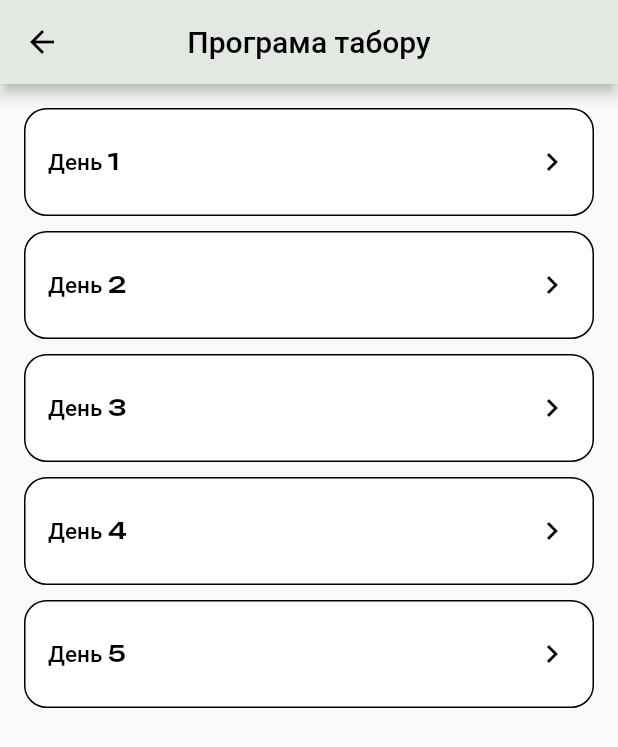
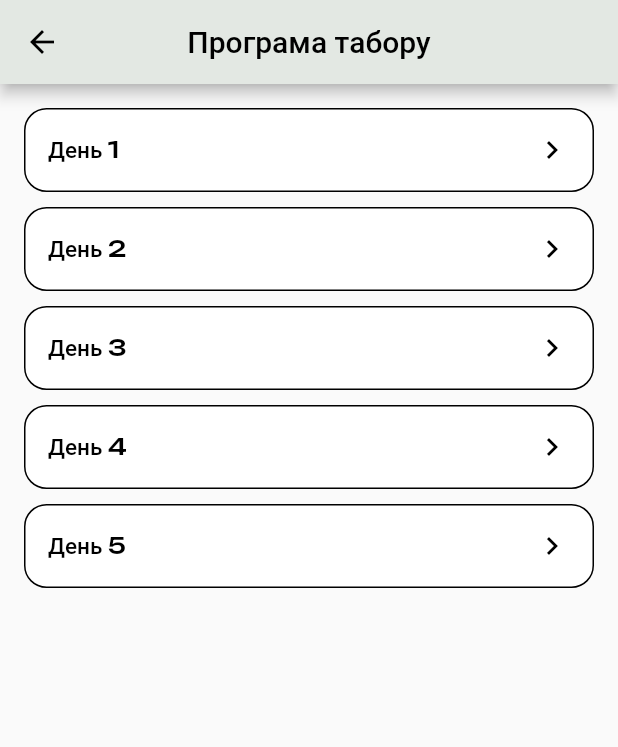
Before and after one commit to Tony-Kovalov/Camps, a Flutter app: the ProgramMenuPage screen opened directly, on a phone screen of 412 x 824 dp. Shown: the top 747 px of the screen. Run offline on Flutter 3.47's test engine with Material 2 defaults, Android fonts, the phone set to English and light mode, and no system bars; our stand-ins replace shared_preferences; accounts and stored records are empty.

Commit message:
Small improvements

```diff
--- a/lib/features/home_menu/presentation/pages/program_menu.dart
+++ b/lib/features/home_menu/presentation/pages/program_menu.dart
@@ -13,11 +13,6 @@ class ProgramMenuPage extends StatefulWidget {
 }
 
 class _ProgramMenuPageState extends State<ProgramMenuPage> {
-  bool isFirstOpened = false;
-  bool isSecondOpened = false;
-  bool isThirdOpened = false;
-  bool isFourthOpened = false;
-  bool isFifthOpened = false;
 
   @override
   Widget build(BuildContext context) {
@@ -34,95 +29,91 @@ class _ProgramMenuPageState extends State<ProgramMenuPage> {
               ExpandableMenu(
                 title: "День 1",
                 children: [
-                  const SizedBox(height: 6),
+                  const SizedBox(height: 4),
                   SubMenuCard(
-                      title: "Ранок Сцена",
+                      title: "Сцена",
                       onTap: () {
                         open(context, SimpleTextPage(title: "Ранок Сцена", text: ScenesData().firstMorningScene));
                       }),
-                  const SizedBox(height: 6),
+                  const SizedBox(height: 4),
                   SubMenuCard(
                       title: "Вечір Сцена",
                       onTap: () {
                         open(context, SimpleTextPage(title: "Вечір Сцена", text: ScenesData().firstEveningScene));
                       }),
-                  const SizedBox(height: 6),
                 ],
               ),
               const SizedBox(height: 10),
               ExpandableMenu(
                 title: "День 2",
                 children: [
-                  const SizedBox(height: 6),
+                  const SizedBox(height: 4),
                   SubMenuCard(
                       title: "Ранок Сцена",
                       onTap: () {
                         open(context, SimpleTextPage(title: "Ранок Сцена", text: ScenesData().secondMorningScene));
                       }),
-                  const SizedBox(height: 6),
+                  const SizedBox(height: 4),
                   SubMenuCard(
                       title: "Вечір Сцена",
                       onTap: () {
                         open(context, SimpleTextPage(title: "Вечір Сцена", text: ScenesData().secondEveningScene));
                       }),
-                  const SizedBox(height: 6),
                 ],
               ),
               const SizedBox(height: 10),
               ExpandableMenu(
                 title: "День 3",
                 children: [
-                  const SizedBox(height: 6),
+                  const SizedBox(height: 4),
                   SubMenuCard(
                       title: "Ранок Сцена",
                       onTap: () {
                         open(context, SimpleTextPage(title: "Ранок Сцена", text: ScenesData().thirdMorningScene));
                       }),
-                  const SizedBox(height: 6),
+                  const SizedBox(height: 4),
                   SubMenuCard(
                       title: "Вечір Сцена",
                       onTap: () {
                         open(context, SimpleTextPage(title: "Вечір Сцена", text: ScenesData().thirdEveningScene));
                       }),
-                  const SizedBox(height: 6),
                 ],
               ),
               const SizedBox(height: 10),
               ExpandableMenu(
                 title: "День 4",
                 children: [
-                  const SizedBox(height: 6),
+                  const SizedBox(height: 4),
                   SubMenuCard(
                       title: "Ранок Сцена",
                       onTap: () {
                         open(context, SimpleTextPage(title: "Ранок Сцена", text: ScenesData().fourthMorningScene));
                       }),
-                  const SizedBox(height: 6),
+                  const SizedBox(height: 4),
                   SubMenuCard(
                       title: "Вечір Сцена",
                       onTap: () {
                         open(context, SimpleTextPage(title: "Вечір Сцена", text: ScenesData().fourthEveningScene));
                       }),
-                  const SizedBox(height: 6),
                 ],
               ),
               const SizedBox(height: 10),
               ExpandableMenu(
                 title: "День 5",
                 children: [
-                  const SizedBox(height: 6),
+                  const SizedBox(height: 4),
                   SubMenuCard(
                       title: "Ранок Сцена",
                       onTap: () {
                         open(context, SimpleTextPage(title: "Ранок Сцена", text: ScenesData().fifthMorningScene));
                       }),
-                  const SizedBox(height: 6),
+                  const SizedBox(height: 4),
                   SubMenuCard(
                       title: "Вечір Сцена",
                       onTap: () {
                         open(context, SimpleTextPage(title: "Вечір Сцена", text: ScenesData().fifthEveningScene));
                       }),
-                  const SizedBox(height: 6),
+                  const SizedBox(height: 4),
                 ],
               ),
             ],
--- a/lib/features/home_menu/presentation/widgets/second_menu_card.dart
+++ b/lib/features/home_menu/presentation/widgets/second_menu_card.dart
@@ -38,7 +38,7 @@ class _SecondMenuCardState extends State<SecondMenuCard> {
         widget.onTap();
       },
       child: Padding(
-        padding: const EdgeInsets.symmetric(vertical: 24.0),
+        padding: const EdgeInsets.symmetric(vertical: 16.0),
         child: Center(
           child: Row(
             children: [
--- a/lib/features/home_menu/presentation/widgets/sub_menu_card.dart
+++ b/lib/features/home_menu/presentation/widgets/sub_menu_card.dart
@@ -23,14 +23,14 @@ class SubMenuCard extends StatelessWidget {
         ),
         onPressed: onTap,
         child: Padding(
-          padding: const EdgeInsets.symmetric(vertical: 16),
+          padding: const EdgeInsets.symmetric(vertical: 12),
           child: Center(
             child: Text(
               title,
               textAlign: TextAlign.center,
               style: const TextStyle(
                 color: Colors.black,
-                fontSize: 15,
+                fontSize: 14,
                 fontFamily: 'Unbounded',
                 decoration: TextDecoration.none,
               ),
```
